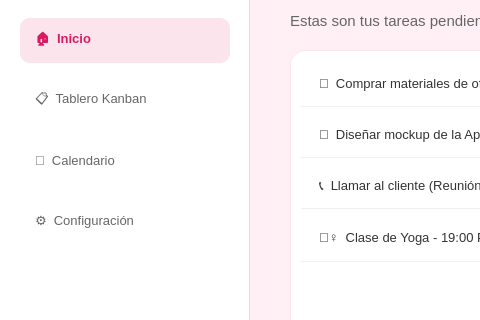
FrJavier/Aplicacioncliente, file vistas/pantallaprincipal.ui: the form before one commit; both pictures show x 0 to 480 and y 85 to 405 of the 1027 by 685 pixel window.
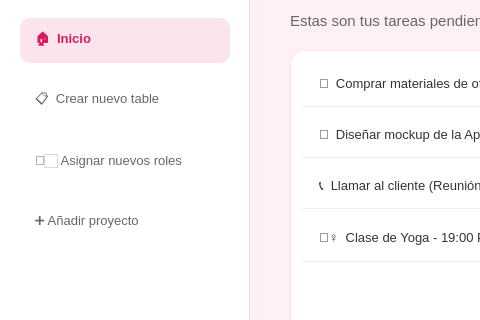
The form after the commit.

The edit to the form file:
```diff
--- a/vistas/pantallaprincipal.ui
+++ b/vistas/pantallaprincipal.ui
@@ -177,7 +177,7 @@
 }</string>
          </property>
          <property name="text">
-          <string>📋  Tablero Kanban</string>
+          <string>📋  Crear nuevo table</string>
          </property>
         </widget>
        </item>
@@ -212,7 +212,7 @@
 }</string>
          </property>
          <property name="text">
-          <string>📅  Calendario</string>
+          <string>👩🏻 Asignar nuevos roles</string>
          </property>
         </widget>
        </item>
@@ -247,7 +247,7 @@
 }</string>
          </property>
          <property name="text">
-          <string>⚙️  Configuración</string>
+          <string>➕ Añadir proyecto</string>
          </property>
         </widget>
        </item>
```
